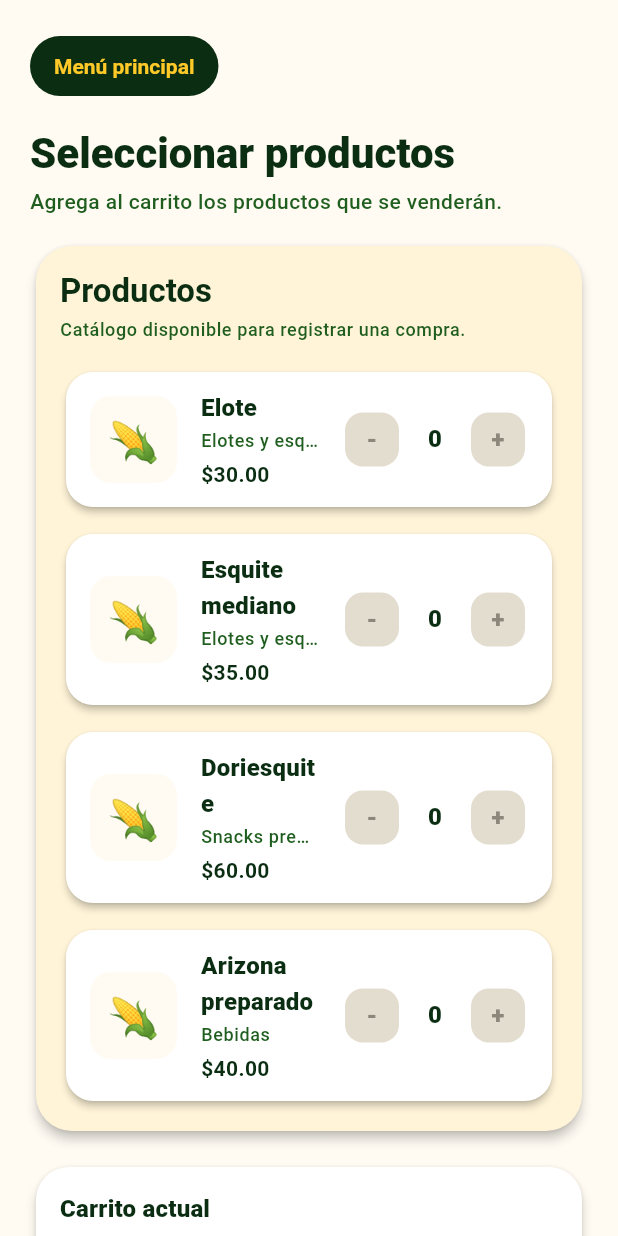
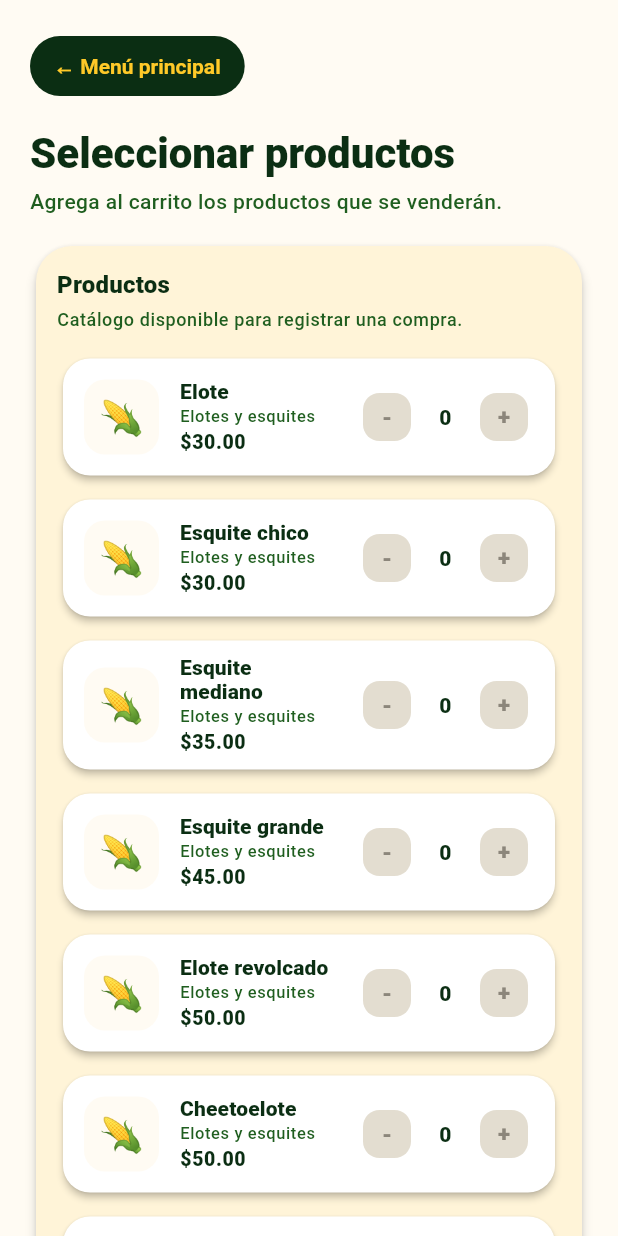
Before and after one commit to sosa-rcrdt/Flutter-SnacksApp, a Flutter app: the ProductSelectionScreen screen opened directly, on a phone screen of 412 x 824 dp. Run offline on Flutter 3.47's test engine with Material 3 defaults, Android fonts, the phone set to English and light mode, and no system bars.

Commit message:
Add hardcoded product catalog

```diff
--- a/lib/app/router.dart
+++ b/lib/app/router.dart
@@ -1,6 +1,8 @@
 import 'package:flutter/material.dart';
 
 import '../presentation/menu/main_menu_screen.dart';
+
+import '../presentation/purchase/product_selection_screen.dart';
 
 abstract final class AppRoutes {
   static const String menuPrincipal = '/';
@@ -11,7 +13,7 @@ abstract final class AppRouter {
     switch (settings.name) {
       case AppRoutes.menuPrincipal:
         return MaterialPageRoute(
-          builder: (_) => const MainMenuScreen(),
+          builder: (_) => const ProductSelectionScreen(),
           settings: settings,
         );
 
--- /dev/null
+++ b/lib/data/local/local_product_catalog.dart
@@ -0,0 +1,143 @@
+import '../../domain/models/product.dart';
+import '../../domain/models/product_category.dart';
+
+abstract final class LocalProductCatalog {
+  static List<Product> obtenerProductosActivos() {
+    final productosActivos = _productos.where((producto) => producto.estaActivo).toList();
+
+    productosActivos.sort((a, b) {
+      final comparacionCategoria = a.categoria.orden.compareTo(b.categoria.orden);
+
+      if (comparacionCategoria != 0) {
+        return comparacionCategoria;
+      }
+
+      return a.id.compareTo(b.id);
+    });
+
+    return List.unmodifiable(productosActivos);
+  }
+
+  static final List<Product> _productos = [
+    Product(
+      id: 1,
+      nombre: 'Elote',
+      precioCentavos: 3000,
+      categoria: ProductCategory.elotesYEsquites,
+    ),
+    Product(
+      id: 2,
+      nombre: 'Esquite chico',
+      precioCentavos: 3000,
+      categoria: ProductCategory.elotesYEsquites,
+    ),
+    Product(
+      id: 3,
+      nombre: 'Esquite mediano',
+      precioCentavos: 3500,
+      categoria: ProductCategory.elotesYEsquites,
+    ),
+    Product(
+      id: 4,
+      nombre: 'Esquite grande',
+      precioCentavos: 4500,
+      categoria: ProductCategory.elotesYEsquites,
+    ),
+    Product(
+      id: 5,
+      nombre: 'Doriesquite',
+      precioCentavos: 6000,
+      categoria: ProductCategory.snacksPreparados,
+    ),
+    Product(
+      id: 6,
+      nombre: 'Sopa con esquite',
+      precioCentavos: 6000,
+      categoria: ProductCategory.snacksPreparados,
+    ),
+    Product(
+      id: 7,
+      nombre: 'Nachos con esquite',
+      precioCentavos: 6000,
+      categoria: ProductCategory.snacksPreparados,
+    ),
+    Product(
+      id: 8,
+      nombre: 'Elote revolcado',
+      precioCentavos: 5000,
+      categoria: ProductCategory.elotesYEsquites,
+    ),
+    Product(
+      id: 9,
+      nombre: 'Cheetoelote',
+      precioCentavos: 5000,
+      categoria: ProductCategory.elotesYEsquites,
+    ),
+    Product(
+      id: 10,
+      nombre: 'Frappes',
+      precioCentavos: 5000,
+      categoria: ProductCategory.bebidas,
+    ),
+    Product(
+      id: 11,
+      nombre: 'Gomi Boing',
+      precioCentavos: 5000,
+      categoria: ProductCategory.bebidas,
+    ),
+    Product(
+      id: 12,
+      nombre: 'Arizona preparado',
+      precioCentavos: 4000,
+      categoria: ProductCategory.bebidas,
+    ),
+    Product(
+      id: 13,
+      nombre: 'Waffles',
+      precioCentavos: 4000,
+      categoria: ProductCategory.postres,
+    ),
+    Product(
+      id: 14,
+      nombre: 'Mini hot cakes',
+      precioCentavos: 4000,
+      categoria: ProductCategory.postres,
+    ),
+    Product(
+      id: 15,
+      nombre: 'Dorilocos',
+      precioCentavos: 6000,
+      categoria: ProductCategory.snacksPreparados,
+    ),
+    Product(
+      id: 16,
+      nombre: 'Nachos con queso y jalapeños',
+      precioCentavos: 6000,
+      categoria: ProductCategory.snacksPreparados,
+    ),
+    Product(
+      id: 17,
+      nombre: 'Nachote',
+      precioCentavos: 5000,
+      categoria: ProductCategory.snacksPreparados,
+    ),
+    Product(
+      id: 18,
+      nombre: 'Cheevaso',
+      precioCentavos: 5000,
+      categoria: ProductCategory.especiales,
+    ),
+    Product(
+      id: 19,
+      nombre: 'Greñuda',
+      precioCentavos: 10000,
+      categoria: ProductCategory.especiales,
+    ),
+    Product(
+      id: 20,
+      nombre: 'Charolita mix',
+      precioCentavos: 14000,
+      categoria: ProductCategory.especiales,
+    ),
+  ];
+}
--- a/lib/presentation/purchase/product_selection_screen.dart
+++ b/lib/presentation/purchase/product_selection_screen.dart
@@ -2,8 +2,8 @@ import 'package:flutter/material.dart';
 
 import '../../core/format/money_format.dart';
 import '../../core/theme/app_colors.dart';
+import '../../data/local/local_product_catalog.dart';
 import '../../domain/models/product.dart';
-import '../../domain/models/product_category.dart';
 
 class ProductSelectionScreen extends StatelessWidget {
   const ProductSelectionScreen({
@@ -25,13 +25,14 @@ class ProductSelectionScreen extends StatelessWidget {
 
   @override
   Widget build(BuildContext context) {
-    final productsToShow = products ?? _sampleProductsForLayout();
+    final productsToShow = products ?? LocalProductCatalog.obtenerProductosActivos();
 
     return Scaffold(
       backgroundColor: AppColors.fondoAplicacion,
       body: SafeArea(
         child: SingleChildScrollView(
           padding: const EdgeInsets.all(20),
+          child: Center(
             child: ConstrainedBox(
               constraints: const BoxConstraints(maxWidth: 720),
               child: Column(
@@ -62,6 +63,7 @@ class ProductSelectionScreen extends StatelessWidget {
                     onPressed: onGoToSummary,
                   ),
                 ],
+              ),
             ),
           ),
         ),
@@ -98,7 +100,7 @@ class _PurchaseHeader extends StatelessWidget {
               fontWeight: FontWeight.w700,
             ),
           ),
-          child: const Text('Menú principal'),
+          child: const Text('← Menú principal'),
         ),
         const SizedBox(height: 16),
         Text(
@@ -143,26 +145,27 @@ class _ProductCatalogSection extends StatelessWidget {
         borderRadius: BorderRadius.circular(24),
       ),
       child: Padding(
-        padding: const EdgeInsets.all(16),
+        padding: const EdgeInsets.all(14),
         child: Column(
           crossAxisAlignment: CrossAxisAlignment.stretch,
           children: [
             Text(
               'Productos',
-              style: Theme.of(context).textTheme.titleLarge?.copyWith(
+              style: Theme.of(context).textTheme.titleMedium?.copyWith(
                     color: AppColors.verdeOscuro,
-                    fontWeight: FontWeight.w700,
+                    fontWeight: FontWeight.w800,
                   ),
             ),
-            const SizedBox(height: 4),
+            const SizedBox(height: 3),
             Text(
               'Catálogo disponible para registrar una compra.',
               style: Theme.of(context).textTheme.bodySmall?.copyWith(
                     color: AppColors.verdePrincipal,
                     fontWeight: FontWeight.w500,
+                    fontSize: 12,
                   ),
             ),
-            const SizedBox(height: 16),
+            const SizedBox(height: 14),
             if (products.isEmpty)
               const _EmptyCatalogMessage()
             else
@@ -173,7 +176,7 @@ class _ProductCatalogSection extends StatelessWidget {
                   onIncreaseQuantity: onIncreaseQuantity,
                   onDecreaseQuantity: onDecreaseQuantity,
                 ),
-                if (index < products.length - 1) const SizedBox(height: 10),
+                if (index < products.length - 1) const SizedBox(height: 8),
               ],
           ],
         ),
@@ -229,16 +232,16 @@ class _ProductPurchaseCard extends StatelessWidget {
         borderRadius: BorderRadius.circular(18),
       ),
       child: Padding(
-        padding: const EdgeInsets.all(12),
+        padding: const EdgeInsets.all(10),
         child: Row(
           crossAxisAlignment: CrossAxisAlignment.center,
           children: [
             const _GenericProductImage(),
-            const SizedBox(width: 12),
+            const SizedBox(width: 10),
             Expanded(
               child: _ProductInfo(product: product),
             ),
-            const SizedBox(width: 12),
+            const SizedBox(width: 8),
             _QuantityControls(
               quantity: quantity,
               canDecrease: quantity > 0 && onDecreaseQuantity != null,
@@ -265,12 +268,12 @@ class _GenericProductImage extends StatelessWidget {
         borderRadius: BorderRadius.circular(14),
       ),
       child: const SizedBox(
-        width: 58,
-        height: 58,
+        width: 50,
+        height: 50,
         child: Center(
           child: Text(
             '🌽',
-            style: TextStyle(fontSize: 28),
+            style: TextStyle(fontSize: 24),
           ),
         ),
       ),
@@ -294,9 +297,11 @@ class _ProductInfo extends StatelessWidget {
           product.nombre,
           maxLines: 2,
           overflow: TextOverflow.ellipsis,
-          style: Theme.of(context).textTheme.titleMedium?.copyWith(
+          style: Theme.of(context).textTheme.titleSmall?.copyWith(
                 color: AppColors.verdeOscuro,
                 fontWeight: FontWeight.w800,
+                fontSize: 14,
+                height: 1.12,
               ),
         ),
         const SizedBox(height: 2),
@@ -307,14 +312,17 @@ class _ProductInfo extends StatelessWidget {
           style: Theme.of(context).textTheme.bodySmall?.copyWith(
                 color: AppColors.verdePrincipal,
                 fontWeight: FontWeight.w500,
+                fontSize: 11,
+                height: 1.1,
               ),
         ),
-        const SizedBox(height: 4),
+        const SizedBox(height: 3),
         Text(
           formatearCentavosComoPesos(product.precioCentavos),
-          style: Theme.of(context).textTheme.bodyMedium?.copyWith(
+          style: Theme.of(context).textTheme.bodySmall?.copyWith(
                 color: AppColors.verdeOscuro,
-                fontWeight: FontWeight.w700,
+                fontWeight: FontWeight.w800,
+                fontSize: 13,
               ),
         ),
       ],
@@ -348,13 +356,14 @@ class _QuantityControls extends StatelessWidget {
           onPressed: onDecrease,
         ),
         SizedBox(
-          width: 36,
+          width: 30,
           child: Text(
             quantity.toString(),
             textAlign: TextAlign.center,
-            style: Theme.of(context).textTheme.titleMedium?.copyWith(
+            style: Theme.of(context).textTheme.titleSmall?.copyWith(
                   color: AppColors.verdeOscuro,
                   fontWeight: FontWeight.w800,
+                  fontSize: 14,
                 ),
           ),
         ),
@@ -388,15 +397,15 @@ class _QuantityButton extends StatelessWidget {
         foregroundColor: AppColors.verdeOscuro,
         disabledBackgroundColor: AppColors.botonDeshabilitado,
         disabledForegroundColor: AppColors.textoDeshabilitado,
-        minimumSize: const Size(36, 36),
-        fixedSize: const Size(36, 36),
+        minimumSize: const Size(32, 32),
+        fixedSize: const Size(32, 32),
         padding: EdgeInsets.zero,
         shape: RoundedRectangleBorder(
-          borderRadius: BorderRadius.circular(12),
+          borderRadius: BorderRadius.circular(11),
         ),
         textStyle: const TextStyle(
           fontWeight: FontWeight.w800,
-          fontSize: 16,
+          fontSize: 15,
         ),
       ),
       child: Text(text),
@@ -522,32 +531,3 @@ class _GoToSummaryButton extends StatelessWidget {
     );
   }
 }
-
-List<Product> _sampleProductsForLayout() {
-  return [
-    Product(
-      id: 1,
-      nombre: 'Elote',
-      precioCentavos: 3000,
-      categoria: ProductCategory.elotesYEsquites,
-    ),
-    Product(
-      id: 2,
-      nombre: 'Esquite mediano',
-      precioCentavos: 3500,
-      categoria: ProductCategory.elotesYEsquites,
-    ),
-    Product(
-      id: 3,
-      nombre: 'Doriesquite',
-      precioCentavos: 6000,
-      categoria: ProductCategory.snacksPreparados,
-    ),
-    Product(
-      id: 4,
-      nombre: 'Arizona preparado',
-      precioCentavos: 4000,
-      categoria: ProductCategory.bebidas,
-    ),
-  ];
-}
```
Also changed, not shown: 1 other file. Lines whose indentation alone changed are shown as unchanged.
